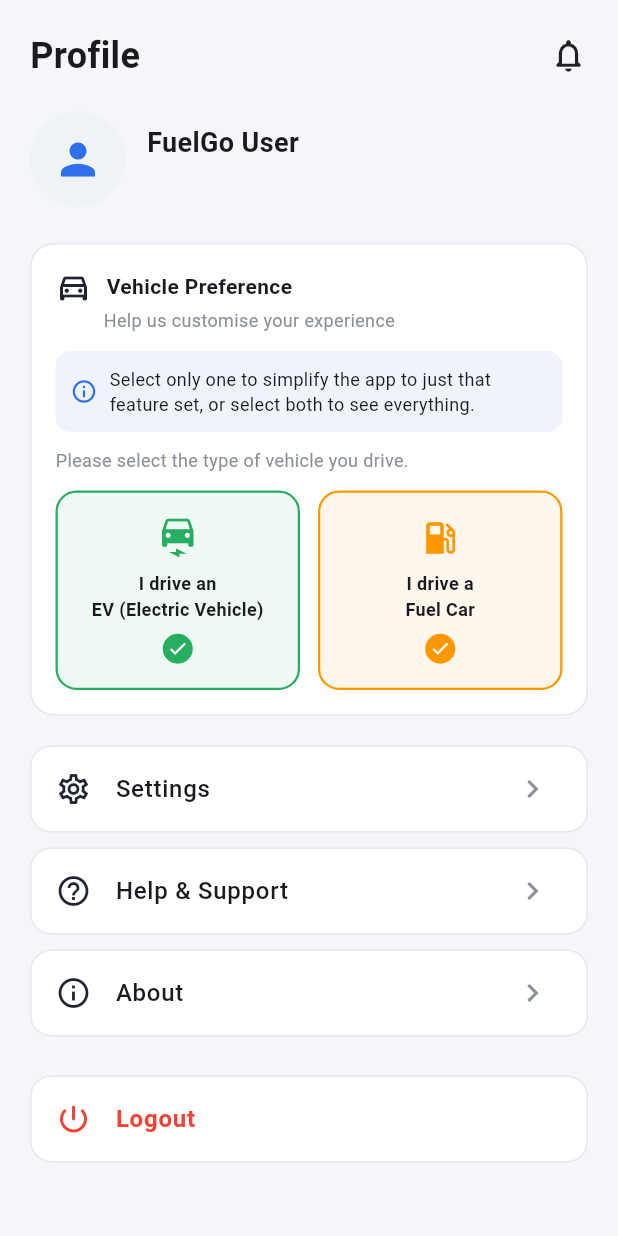
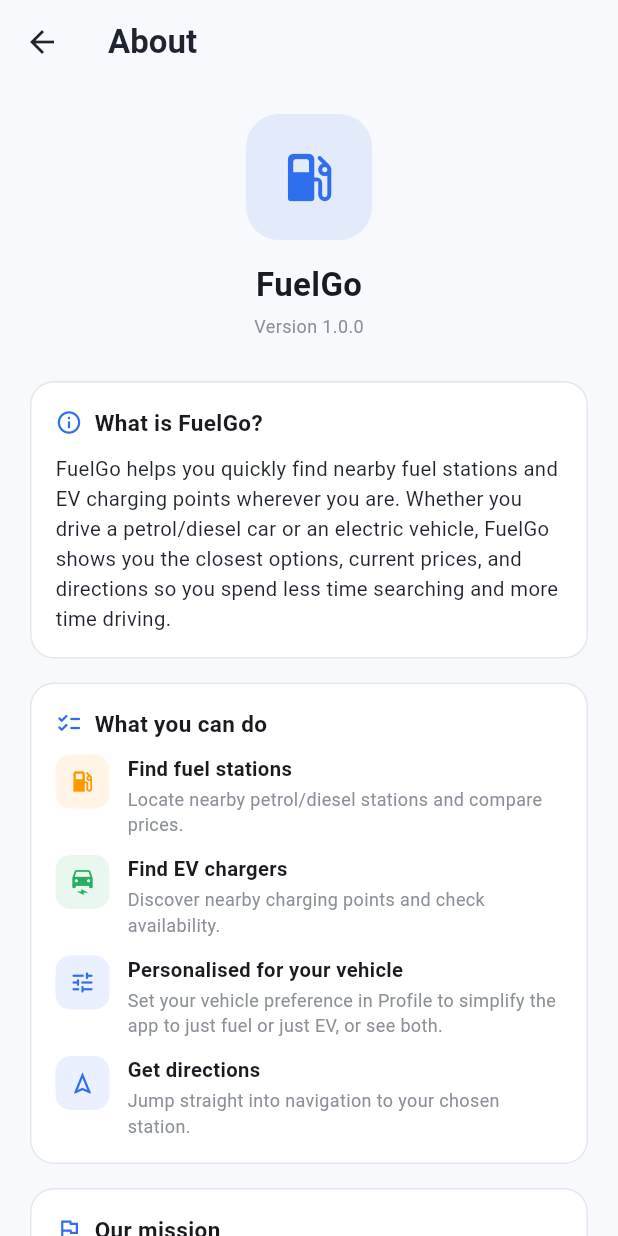
Before and after one commit to KennethLeeit/fuelgoapp, a Flutter app: the ProfileScreen screen opened directly, after a tap on "About", on a phone screen of 412 x 824 dp. Run offline on Flutter 3.47's test engine with Material 3 defaults, Android fonts, the phone set to English and light mode, and no system bars; our stand-ins replace cloud_firestore, firebase_auth, firebase_core, flutter_map, geolocator, latlong2; accounts and stored records are empty.

Commit message:
about_screen

```diff
--- /dev/null
+++ b/lib/screens/about_screen.dart
@@ -0,0 +1,251 @@
+import 'package:flutter/material.dart';
+import '../theme/app_theme.dart';
+
+/// Simple informational screen describing what FuelGo does, reached from
+/// Profile > About. No backend calls — static content only.
+class AboutScreen extends StatelessWidget {
+  const AboutScreen({super.key});
+
+  static const String _appVersion = '1.0.0';
+
+  @override
+  Widget build(BuildContext context) {
+    return Scaffold(
+      backgroundColor: const Color(0xFFF7F9FC),
+      appBar: AppBar(
+        backgroundColor: Colors.transparent,
+        elevation: 0,
+        foregroundColor: AppColors.textDark,
+        title: const Text('About', style: TextStyle(fontWeight: FontWeight.bold)),
+      ),
+      body: SafeArea(
+        child: SingleChildScrollView(
+          padding: const EdgeInsets.all(20),
+          child: Column(
+            crossAxisAlignment: CrossAxisAlignment.start,
+            children: [
+              // App logo + name
+              Center(
+                child: Column(
+                  children: [
+                    Container(
+                      width: 84,
+                      height: 84,
+                      decoration: BoxDecoration(
+                        color: AppColors.primaryBlue.withOpacity(0.1),
+                        borderRadius: BorderRadius.circular(22),
+                      ),
+                      child: const Icon(Icons.local_gas_station_rounded,
+                          size: 42, color: AppColors.primaryBlue),
+                    ),
+                    const SizedBox(height: 14),
+                    const Text('FuelGo',
+                        style: TextStyle(fontSize: 22, fontWeight: FontWeight.bold)),
+                    const SizedBox(height: 4),
+                    Text('Version $_appVersion',
+                        style: const TextStyle(fontSize: 12, color: AppColors.textGrey)),
+                  ],
+                ),
+              ),
+              const SizedBox(height: 28),
+
+              // What is FuelGo
+              _SectionCard(
+                title: 'What is FuelGo?',
+                icon: Icons.info_outline,
+                child: Text(
+                  'FuelGo helps you quickly find nearby fuel stations and EV '
+                      'charging points wherever you are. Whether you drive a '
+                      'petrol/diesel car or an electric vehicle, FuelGo shows '
+                      'you the closest options, current prices, and directions '
+                      'so you spend less time searching and more time driving.',
+                  style: TextStyle(fontSize: 13.5, height: 1.5, color: AppColors.textDark),
+                ),
+              ),
+              const SizedBox(height: 16),
+
+              // What you can do
+              _SectionCard(
+                title: 'What you can do',
+                icon: Icons.checklist_rounded,
+                child: Column(
+                  crossAxisAlignment: CrossAxisAlignment.start,
+                  children: const [
+                    _FeatureRow(
+                      icon: Icons.local_gas_station,
+                      iconColor: AppColors.fuelOrange,
+                      title: 'Find fuel stations',
+                      subtitle: 'Locate nearby petrol/diesel stations and compare prices.',
+                    ),
+                    SizedBox(height: 12),
+                    _FeatureRow(
+                      icon: Icons.electric_car,
+                      iconColor: AppColors.evGreen,
+                      title: 'Find EV chargers',
+                      subtitle: 'Discover nearby charging points and check availability.',
+                    ),
+                    SizedBox(height: 12),
+                    _FeatureRow(
+                      icon: Icons.tune_rounded,
+                      iconColor: AppColors.primaryBlue,
+                      title: 'Personalised for your vehicle',
+                      subtitle:
+                      'Set your vehicle preference in Profile to simplify the app '
+                          'to just fuel or just EV, or see both.',
+                    ),
+                    SizedBox(height: 12),
+                    _FeatureRow(
+                      icon: Icons.navigation_outlined,
+                      iconColor: AppColors.primaryBlue,
+                      title: 'Get directions',
+                      subtitle: 'Jump straight into navigation to your chosen station.',
+                    ),
+                  ],
+                ),
+              ),
+              const SizedBox(height: 16),
+
+              // Mission
+              _SectionCard(
+                title: 'Our mission',
+                icon: Icons.flag_outlined,
+                child: const Text(
+                  'We believe finding fuel or a charge shouldn\'t be a chore. '
+                      'FuelGo brings together fuel and EV charging info in one '
+                      'simple app, so every driver — no matter what they drive — '
+                      'can get back on the road faster.',
+                  style: TextStyle(fontSize: 13.5, height: 1.5, color: AppColors.textDark),
+                ),
+              ),
+              const SizedBox(height: 16),
+
+              // Contact support
+              Container(
+                width: double.infinity,
+                padding: const EdgeInsets.all(16),
+                decoration: BoxDecoration(
+                  color: Colors.white,
+                  borderRadius: BorderRadius.circular(16),
+                  border: Border.all(color: AppColors.cardBorder),
+                ),
+                child: Row(
+                  children: [
+                    Container(
+                      width: 36,
+                      height: 36,
+                      decoration: BoxDecoration(
+                        color: AppColors.primaryBlue.withOpacity(0.1),
+                        borderRadius: BorderRadius.circular(10),
+                      ),
+                      child: const Icon(Icons.mail_outline_rounded,
+                          size: 18, color: AppColors.primaryBlue),
+                    ),
+                    const SizedBox(width: 12),
+                    Expanded(
+                      child: Column(
+                        crossAxisAlignment: CrossAxisAlignment.start,
+                        children: const [
+                          Text('Contact support',
+                              style: TextStyle(fontWeight: FontWeight.w600, fontSize: 13.5)),
+                          SizedBox(height: 2),
+                          Text('fuelgosupport@gmail.com',
+                              style: TextStyle(fontSize: 12, color: AppColors.textGrey)),
+                        ],
+                      ),
+                    ),
+                  ],
+                ),
+              ),
+              const SizedBox(height: 24),
+
+              Center(
+                child: Text(
+                  '© ${DateTime.now().year} FuelGo. All rights reserved.',
+                  style: const TextStyle(fontSize: 11, color: AppColors.textGrey),
+                ),
+              ),
+              const SizedBox(height: 8),
+            ],
+          ),
+        ),
+      ),
+    );
+  }
+}
+
+class _SectionCard extends StatelessWidget {
+  final String title;
+  final IconData icon;
+  final Widget child;
+  const _SectionCard({required this.title, required this.icon, required this.child});
+
+  @override
+  Widget build(BuildContext context) {
+    return Container(
+      width: double.infinity,
+      padding: const EdgeInsets.all(16),
+      decoration: BoxDecoration(
+        color: Colors.white,
+        borderRadius: BorderRadius.circular(16),
+        border: Border.all(color: AppColors.cardBorder),
+      ),
+      child: Column(
+        crossAxisAlignment: CrossAxisAlignment.start,
+        children: [
+          Row(
+            children: [
+              Icon(icon, size: 18, color: AppColors.primaryBlue),
+              const SizedBox(width: 8),
+              Text(title, style: const TextStyle(fontWeight: FontWeight.bold, fontSize: 15)),
+            ],
+          ),
+          const SizedBox(height: 10),
+          child,
+        ],
+      ),
+    );
+  }
+}
+
+class _FeatureRow extends StatelessWidget {
+  final IconData icon;
+  final Color iconColor;
+  final String title;
+  final String subtitle;
+  const _FeatureRow({
+    required this.icon,
+    required this.iconColor,
+    required this.title,
+    required this.subtitle,
+  });
+
+  @override
+  Widget build(BuildContext context) {
+    return Row(
+      crossAxisAlignment: CrossAxisAlignment.start,
+      children: [
+        Container(
+          width: 36,
+          height: 36,
+          decoration: BoxDecoration(
+            color: iconColor.withOpacity(0.1),
+            borderRadius: BorderRadius.circular(10),
+          ),
+          child: Icon(icon, size: 18, color: iconColor),
+        ),
+        const SizedBox(width: 12),
+        Expanded(
+          child: Column(
+            crossAxisAlignment: CrossAxisAlignment.start,
+            children: [
+              Text(title, style: const TextStyle(fontWeight: FontWeight.w600, fontSize: 13.5)),
+              const SizedBox(height: 2),
+              Text(subtitle,
+                  style: const TextStyle(fontSize: 12, color: AppColors.textGrey, height: 1.4)),
+            ],
+          ),
+        ),
+      ],
+    );
+  }
+}
--- a/lib/screens/profile_screen.dart
+++ b/lib/screens/profile_screen.dart
@@ -3,6 +3,7 @@ import '../theme/app_theme.dart';
 import '../services/vehicle_preference_service.dart';
 import '../services/auth_service.dart';
 import 'login_screen.dart';
+import 'about_screen.dart';
 
 class ProfileScreen extends StatelessWidget {
   const ProfileScreen({super.key});
@@ -152,7 +153,15 @@ class ProfileScreen extends StatelessWidget {
               const SizedBox(height: 20),
               _ProfileTile(icon: Icons.settings_outlined, label: 'Settings', onTap: () {}),
               _ProfileTile(icon: Icons.help_outline, label: 'Help & Support', onTap: () {}),
-              _ProfileTile(icon: Icons.info_outline, label: 'About', onTap: () {}),
+              _ProfileTile(
+                icon: Icons.info_outline,
+                label: 'About',
+                onTap: () {
+                  Navigator.of(context).push(
+                    MaterialPageRoute(builder: (_) => const AboutScreen()),
+                  );
+                },
+              ),
               const SizedBox(height: 16),
               Container(
                 width: double.infinity,
@@ -169,7 +178,7 @@ class ProfileScreen extends StatelessWidget {
                     if (context.mounted) {
                       Navigator.of(context).pushAndRemoveUntil(
                         MaterialPageRoute(builder: (_) => const LoginScreen()),
-                        (route) => false,
+                            (route) => false,
                       );
                     }
                   },
@@ -191,10 +200,10 @@ class _VehicleOption extends StatelessWidget {
   final VoidCallback onTap;
   const _VehicleOption(
       {required this.icon,
-      required this.label,
-      required this.selected,
-      required this.color,
-      required this.onTap});
+        required this.label,
+        required this.selected,
+        required this.color,
+        required this.onTap});
 
   @override
   Widget build(BuildContext context) {
```
Also changed, not shown: pubspec.lock.
